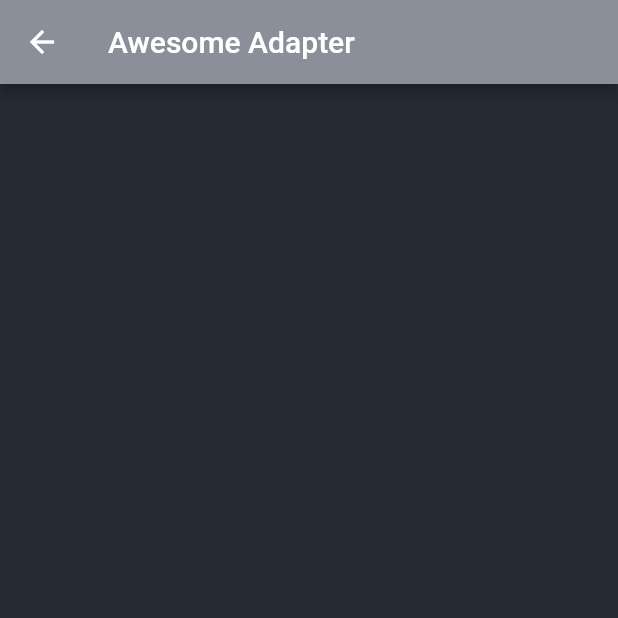
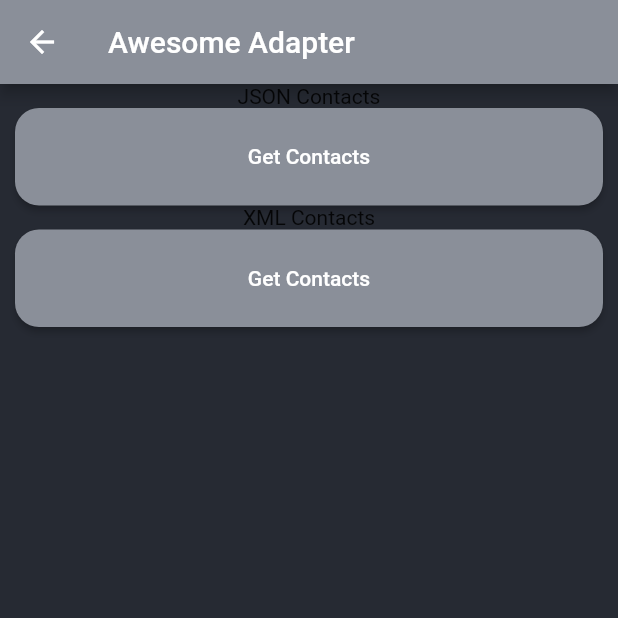
Before and after one commit to glitchpop-frenzy/design-patterns-in-flutter, a Flutter app: the screen it shows after launch, after a tap on "Awesome ADAPTER : Structural", on a phone screen of 412 x 824 dp, the top half of it. Run offline on Flutter 3.47's test engine with Material 2 defaults, Android fonts, the phone set to English and light mode, and no system bars; our stand-ins replace auto_route.

Commit message:
refactored code

```diff
--- a/lib/02_adapter/application/json_contacts_adapter.dart
+++ b/lib/02_adapter/application/json_contacts_adapter.dart
@@ -4,7 +4,7 @@ import 'package:design_patterns_in_flutter/02_adapter/domain/i_contacts_adapter.
 import 'package:design_patterns_in_flutter/02_adapter/infrastructure/json_contacts_api.dart';
 import 'package:design_patterns_in_flutter/02_adapter/models/contact_model.dart';
 
-class JsonContactsAdaper implements IContactsAdapter {
+class JsonContactsAdapter implements IContactsAdapter {
   final JsonContactsApi _api = JsonContactsApi();
   @override
   List<Contact> getContacts() {
@@ -14,6 +14,7 @@ class JsonContactsAdaper implements IContactsAdapter {
   }
 
   List<Contact> _parseContactsJson(String contactJson) {
+    // final jsonEncoded = json.encode(contactJson);
     final contactsMap = json.decode(contactJson) as Map<String, dynamic>;
     final contactJsonList = contactsMap["contacts"] as List;
     List<Contact> contactList = contactJsonList
--- a/lib/02_adapter/application/xml_contacts_adapter.dart
+++ b/lib/02_adapter/application/xml_contacts_adapter.dart
@@ -16,7 +16,7 @@ class XmlContactsAdapter implements IContactsAdapter {
     final xmlDoc = XmlDocument.parse(contactXml);
     List<Contact> _xmlContactList = [];
     for (final xmlElement in xmlDoc.findElements('contact')) {
-      final fullName = xmlElement.findElements('fullname').single.text;
+      final fullName = xmlElement.findElements('fullName').single.text;
       final email = xmlElement.findElements('email').single.text;
       final favourite = xmlElement.findElements('favourite').single.text;
       _xmlContactList.add(
--- a/lib/02_adapter/awesome_adapter.dart
+++ b/lib/02_adapter/awesome_adapter.dart
@@ -1,3 +1,7 @@
+import 'package:design_patterns_in_flutter/02_adapter/application/json_contacts_adapter.dart';
+import 'package:design_patterns_in_flutter/02_adapter/application/xml_contacts_adapter.dart';
+import 'package:design_patterns_in_flutter/02_adapter/presentation/contacts_section.dart';
+import 'package:design_patterns_in_flutter/utils/constants.dart';
 import 'package:flutter/material.dart';
 
 import '../utils/utils.dart';
@@ -16,7 +20,24 @@ class AwesomeAdapter extends StatelessWidget {
           style: TextStyle(color: Colors.white),
         ),
       ),
-      body: Container(),
+      body: ScrollConfiguration(
+        behavior: const ScrollBehavior(),
+        child: SingleChildScrollView(
+          padding: const EdgeInsets.symmetric(horizontal: paddingL),
+          child: Column(
+            children: [
+              ContactSection(
+                adapter: JsonContactsAdapter(),
+                headerText: 'JSON Contacts',
+              ),
+              ContactSection(
+                adapter: XmlContactsAdapter(),
+                headerText: 'XML Contacts',
+              )
+            ],
+          ),
+        ),
+      ),
     );
   }
 }
--- a/lib/02_adapter/infrastructure/xml_contacts_api.dart
+++ b/lib/02_adapter/infrastructure/xml_contacts_api.dart
@@ -3,12 +3,12 @@ class XmlContactsApi {
     <?xml version="1.0"?>
     <contacts>
       <contact>
-        <fullname>marshal</fullname>
+        <fullName>marshal</fullName>
         <email>marshal@beercules.com</email>
         <favourite>true</favourite>
       </contact>
       <contact>
-        <fullname>lily</fullname>
+        <fullName>lily</fullName>
         <email>lilypad@thelook.com</email>
         <favourite>false</favourite>
       </contact>
--- /dev/null
+++ b/lib/02_adapter/presentation/contacts_section.dart
@@ -0,0 +1,73 @@
+import 'dart:developer';
+
+import 'package:design_patterns_in_flutter/02_adapter/domain/i_contacts_adapter.dart';
+import 'package:design_patterns_in_flutter/utils/utils.dart';
+import 'package:flutter/material.dart';
+
+import '../models/contact_model.dart';
+
+class ContactSection extends StatefulWidget {
+  final IContactsAdapter adapter;
+  final String headerText;
+  const ContactSection({
+    Key? key,
+    required this.adapter,
+    required this.headerText,
+  }) : super(key: key);
+
+  @override
+  State<ContactSection> createState() => _ContactSectionState();
+}
+
+class _ContactSectionState extends State<ContactSection> {
+  List<Contact> contactList = [];
+
+  void _getContacts() {
+    log('Get Contacts has been called for ${widget.headerText}');
+    setState(() {
+      contactList.addAll(widget.adapter.getContacts());
+    });
+  }
+
+  @override
+  Widget build(BuildContext context) {
+    return Column(
+      mainAxisAlignment: MainAxisAlignment.start,
+      children: [
+        Text(widget.headerText),
+        Stack(
+          children: [
+            AnimatedOpacity(
+              opacity: contactList.isNotEmpty ? 1.0 : 0.0,
+              duration: const Duration(milliseconds: 200),
+              child: Column(
+                mainAxisAlignment: MainAxisAlignment.start,
+                children: [
+                  for (var contact in contactList)
+                    Card(
+                      child: Text(
+                        contact.fullName,
+                        style: const TextStyle(color: Colors.white),
+                      ),
+                    )
+                ],
+              ),
+            ),
+            AnimatedOpacity(
+              opacity: contactList.isEmpty ? 1.0 : 0.0,
+              duration: const Duration(milliseconds: 200),
+              child: pillButton(
+                context: context,
+                child: const Text(
+                  'Get Contacts',
+                  style: TextStyle(color: Colors.white),
+                ),
+                onButtonPress: _getContacts,
+              ),
+            )
+          ],
+        )
+      ],
+    );
+  }
+}
--- a/lib/home_page.dart
+++ b/lib/home_page.dart
@@ -19,7 +19,8 @@ class HomePage extends StatelessWidget {
             child: ListView(
               children: [
                 buttonSep,
-                PillButton(
+                pillButton(
+                  context: context,
                   child: const Text(
                     'Singleton magic',
                     style: TextStyle(
@@ -31,7 +32,8 @@ class HomePage extends StatelessWidget {
                       .push(const SingletonExampleRoute()),
                 ),
                 buttonSep,
-                PillButton(
+                pillButton(
+                  context: context,
                   child: const Text(
                     'Awesome ADAPTER : Structural',
                     style: TextStyle(
--- a/lib/utils/utils.dart
+++ b/lib/utils/utils.dart
@@ -10,18 +10,10 @@ const buttonSep = SizedBox(
   height: 10,
 );
 
-class PillButton extends StatelessWidget {
-  final Widget child;
-  final Function() onButtonPress;
-
-  const PillButton({
-    Key? key,
-    required this.child,
-    required this.onButtonPress,
-  }) : super(key: key);
-
-  @override
-  Widget build(BuildContext context) {
+Widget pillButton(
+    {required Widget child,
+    required Function() onButtonPress,
+    required BuildContext context}) {
   return ElevatedButton(
     style: ButtonStyle(
       padding: MaterialStateProperty.all(
@@ -41,4 +33,3 @@ class PillButton extends StatelessWidget {
     onPressed: onButtonPress,
   );
 }
-}
```
Lines whose indentation alone changed are shown as unchanged.
